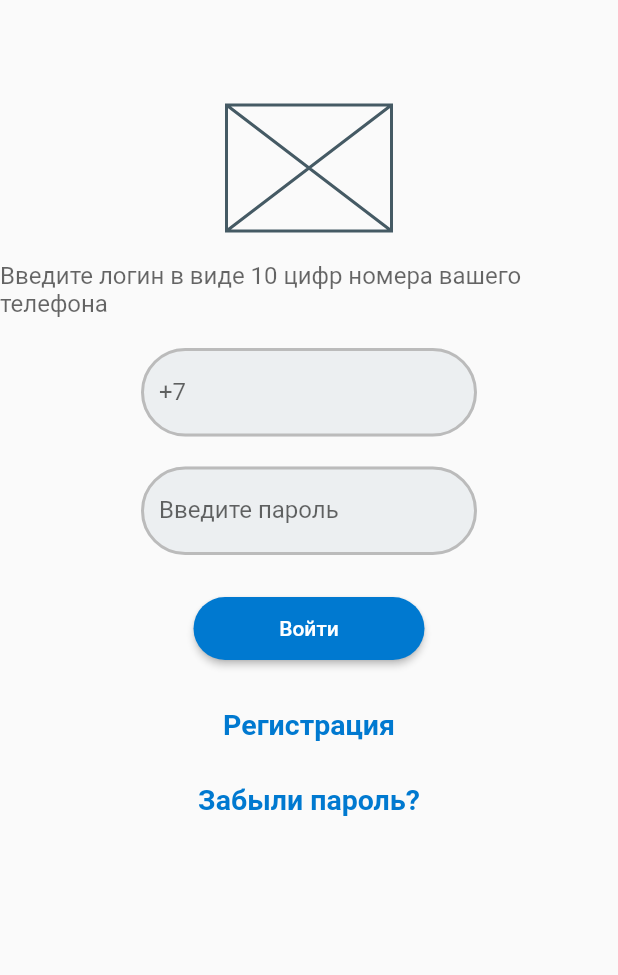
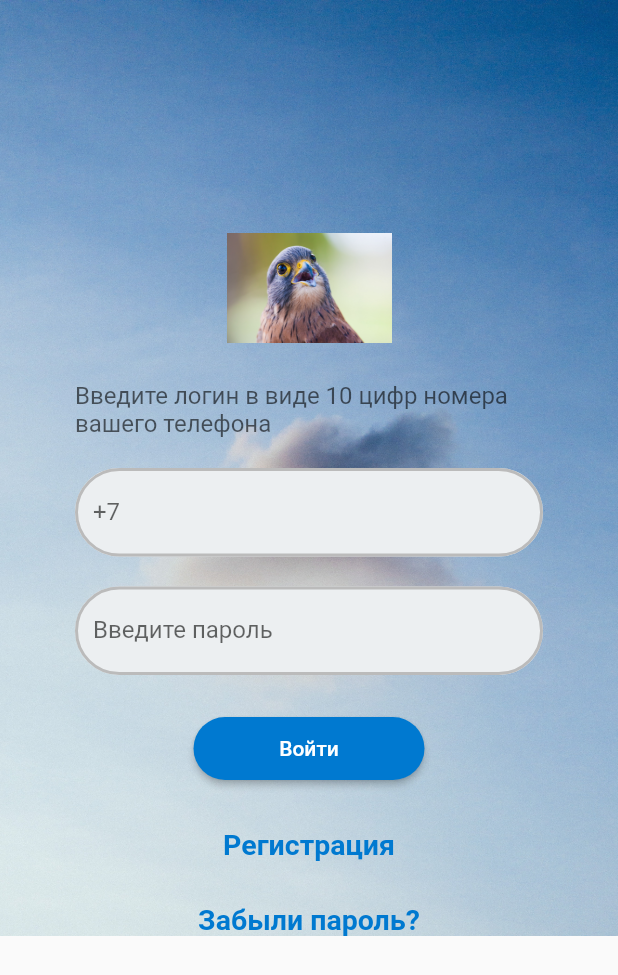
Before and after one commit to GiniArtur/Artur_Giniatullin, a Flutter app: the screen it shows after launch, on a phone screen of 412 x 824 dp. Shown: the top 975 px of the screen. Run offline on Flutter 3.47's test engine with Material 2 defaults, Android fonts, the phone set to English and light mode, and no system bars.

Commit message:
Добавлены изображения на странице аутентификации

```diff
--- a/lib/main.dart
+++ b/lib/main.dart
@@ -1,3 +1,6 @@
+import 'dart:ui';
+
+import 'package:flutter/cupertino.dart';
 import 'package:flutter/material.dart';
 
 void main() {
@@ -21,17 +24,25 @@ class MyApp extends StatelessWidget {
     return MaterialApp(
             home: Scaffold(
                 body: Container(
+                  decoration: const BoxDecoration(
+                    image: DecorationImage(
+                    image: AssetImage ('assets/nebo.jpg'),
+                    fit: BoxFit.cover ,
+                  ),
+                  ),
                   width: double.infinity ,
 
+                  padding: EdgeInsets.symmetric(horizontal: 50),
+                  child: SingleChildScrollView(
                     child: Column(children: [
-                    SizedBox(height: 70,),
-                    SizedBox(width: 110, height: 84, child: Placeholder()),
+                      SizedBox(height: 150,),
+                      const SizedBox(width: 110, height: 84, child: Image(image: AssetImage('assets/pexels-jean-van-der-meulen-1526410.jpg'),)),
                       SizedBox(height: 20,),
-                    Text('Введите логин в виде 10 цифр номера вашего телефона',
+                      const Text('Введите логин в виде 10 цифр номера вашего телефона',
                       style: TextStyle (fontSize : 16, color : Color.fromRGBO(0, 0, 0, 0.6)),),
                       SizedBox(height: 20,),
-                    const SizedBox(width: 224,
-                      child: TextField(
+                      TextField(
+                        keyboardType: TextInputType.phone,
                         decoration: InputDecoration(
                           filled: true ,
                           fillColor: Color(0xFFeceff1),
@@ -40,10 +51,8 @@ class MyApp extends StatelessWidget {
                           labelText: '+7',
                         ),
                       ),
-                    ),
                       SizedBox(height: 20,),
-                    const SizedBox(width: 224,
-                      child: TextField(
+                      TextField(
                         obscureText: true,
                         decoration: InputDecoration(
                             filled: true ,
@@ -51,7 +60,6 @@ class MyApp extends StatelessWidget {
                             enabledBorder: borderStyle,
                             focusedBorder: borderStyle,
                             labelText: 'Введите пароль'
-                        ),
                         ),
                       ),
                       SizedBox(height: 28,),
@@ -74,6 +82,7 @@ class MyApp extends StatelessWidget {
                     ],),
                   ),
                 ),
+            ),
     );
   }
 
--- a/pubspec.yaml
+++ b/pubspec.yaml
@@ -56,6 +56,9 @@ flutter:
   # included with your application, so that you can use the icons in
   # the material Icons class.
   uses-material-design: true
+  assets:
+    - assets/
+
 
   # To add assets to your application, add an assets section, like this:
   # assets:
```
Also changed, not shown: assets/nebo.jpg (added), assets/pexels-jean-van-der-meulen-1526410.jpg (added). Lines whose indentation alone changed are shown as unchanged.
